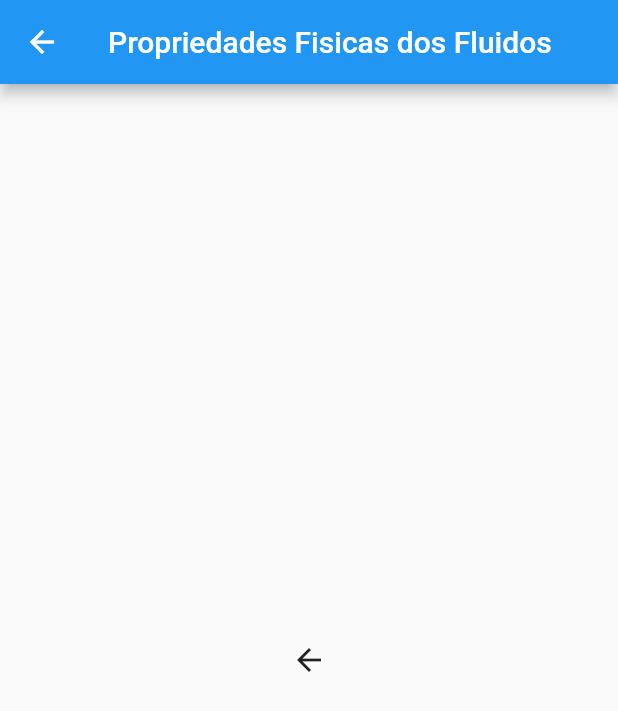
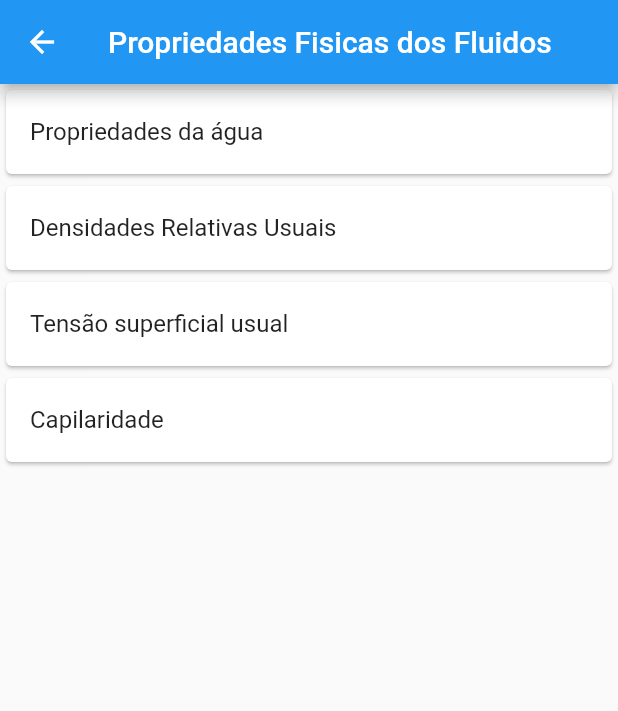
Before and after one commit to JuTluszcz/Projeto_Hidralc, a Flutter app: the PropriedadesFisicasDosFluidos screen opened directly, on a phone screen of 412 x 824 dp. Shown: the top 711 px of the screen. Run offline on Flutter 3.47's test engine with Material 2 defaults, Android fonts, the light colour scheme and no system bars.

Commit message:
03/05 segunda

```diff
--- a/hidralc_calc/lib/propriedadesFisicasFluidos.dart
+++ b/hidralc_calc/lib/propriedadesFisicasFluidos.dart
@@ -7,13 +7,48 @@ class PropriedadesFisicasDosFluidos extends StatelessWidget {
   Widget build(BuildContext context) {
     return Scaffold(
       appBar: AppBar(
-        title: Text("Propriedades Fisicas dos Fluidos"),
+        title: const Text("Propriedades Fisicas dos Fluidos"),
       ),
-      body: Center(
-        child: BackButton(
-          onPressed: (){Navigator.pop(context);},
-        ),
-      ),
+      body: const ListPropFisicas(),
     );
   }
 }
+
+class ListPropFisicas extends StatefulWidget{
+  const ListPropFisicas({Key? key}) : super (key: key);
+  @override
+  _ListPropFisicas createState()=> _ListPropFisicas();
+}
+
+class _ListPropFisicas extends State<ListPropFisicas> {
+  @override
+  Widget build (BuildContext context){
+    return MaterialApp(
+      home: ListView(
+        children: const [
+          Card(
+            child:ListTile(
+              title: Text("Propriedades da água"),
+            )
+          ),
+          Card(
+            child:ListTile(
+              title: Text("Densidades Relativas Usuais"),
+            )
+          ),
+          Card(
+            child:ListTile(
+              title:Text("Tensão superficial usual")
+            )
+          ),
+          Card(
+            child:ListTile(
+              title: Text("Capilaridade")
+            )
+          ),
+        ],
+        shrinkWrap: true,
+      )
+    );
+  }
+}
```
